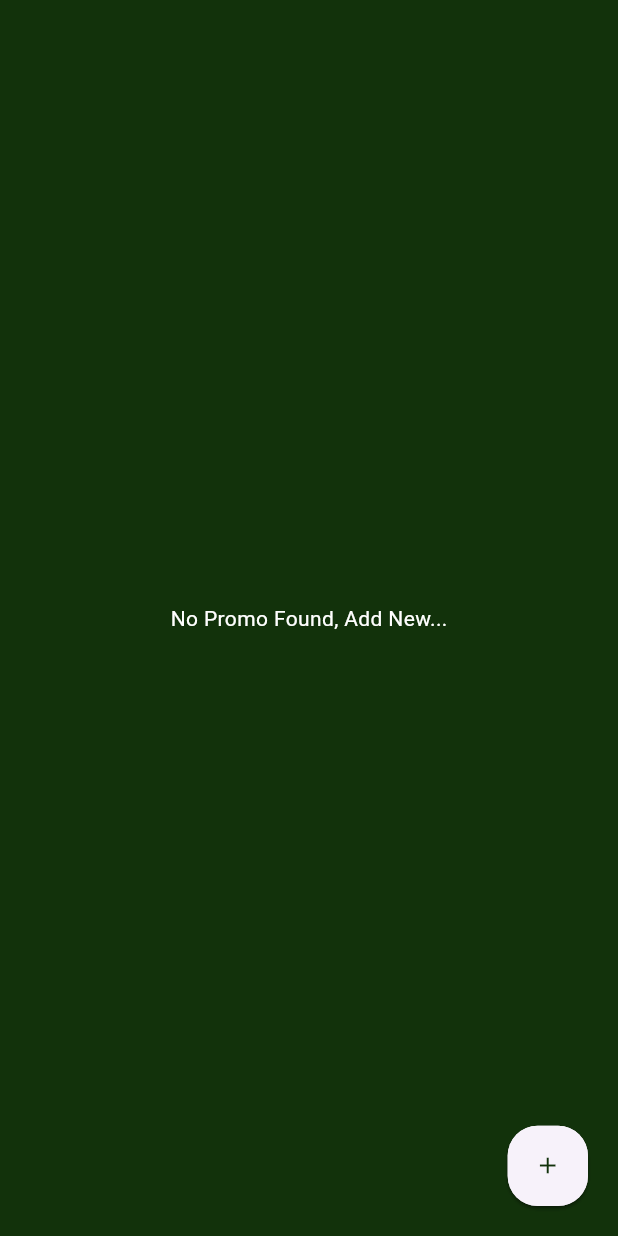
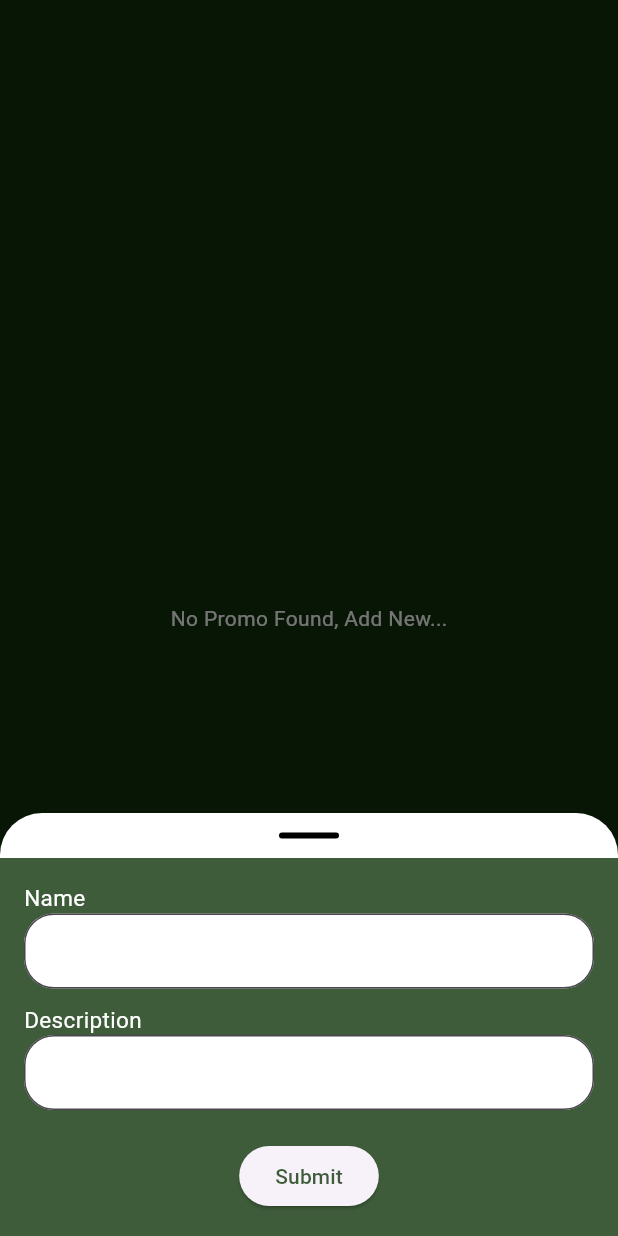
Before and after one commit to AyoubSet/halaqat, a Flutter app: the screen it shows after launch, after a tap on the "add" icon, on a phone screen of 412 x 824 dp. Run offline on Flutter 3.47's test engine with Material 3 defaults, Android fonts, the light colour scheme and no system bars.

Commit message:
Add Promo Button and Promo Creation Form

```diff
--- a/lib/views/promo_selection/components/add_promo_button.dart
+++ b/lib/views/promo_selection/components/add_promo_button.dart
@@ -1,4 +1,8 @@
 import 'package:flutter/material.dart';
+import 'package:halaqat/views/promo_selection/components/desciprion_field.dart';
+import 'package:halaqat/views/promo_selection/components/drag_handle.dart';
+import 'package:halaqat/views/promo_selection/components/name_field.dart';
+import 'package:halaqat/views/promo_selection/components/submit_new_promo_button.dart';
 
 class AddPromoButton extends StatelessWidget {
   const AddPromoButton({super.key});
@@ -31,7 +35,44 @@ class AddPromoButton extends StatelessWidget {
                     borderRadius: BorderRadius.circular(20)),
                 padding: EdgeInsets.zero,
               ),
-              onPressed: () {},
+              onPressed: () {
+                showModalBottomSheet(
+                  isScrollControlled: true,
+                  elevation: 1,
+                  context: context,
+                  backgroundColor: Colors.white,
+                  builder: (context) => Padding(
+                    padding: EdgeInsets.only(
+                      bottom: MediaQuery.of(context).viewInsets.bottom,
+                    ),
+                    child: SingleChildScrollView(
+                      child: Column(
+                        mainAxisSize: MainAxisSize.min,
+                        children: [
+                          DragHandle(),
+                          Container(
+                            padding: EdgeInsets.all(16),
+                            decoration: BoxDecoration(
+                              color: Color.fromARGB(255, 62, 92, 58),
+                            ),
+                            child: Column(
+                              mainAxisSize: MainAxisSize.min,
+                              crossAxisAlignment: CrossAxisAlignment.start,
+                              children: [
+                                NameField(),
+                                SizedBox(height: 10),
+                                DesciprionField(),
+                                SizedBox(height: 20),
+                                SubmitNewPromoButton()
+                              ],
+                            ),
+                          ),
+                        ],
+                      ),
+                    ),
+                  ),
+                );
+              },
               child: Center(
                 child: Icon(
                   Icons.add,
--- /dev/null
+++ b/lib/views/promo_selection/components/desciprion_field.dart
@@ -0,0 +1,32 @@
+import 'package:flutter/material.dart';
+
+class DesciprionField extends StatelessWidget {
+  const DesciprionField({super.key});
+
+  @override
+  Widget build(BuildContext context) {
+    return Column(
+      mainAxisSize: MainAxisSize.min, // Ensures it only takes needed height
+      crossAxisAlignment: CrossAxisAlignment.start,
+      children: [
+        Text(
+          'Description',
+          style: TextStyle(
+            color: Colors.white,
+            fontSize: 15,
+          ),
+        ),
+        SizedBox(
+          height: 50,
+          child: TextField(
+            decoration: InputDecoration(
+              filled: true,
+              fillColor: Colors.white,
+              border: OutlineInputBorder(borderRadius: BorderRadius.circular(20)),
+            ),
+          ),
+        ),
+      ],
+    );
+  }
+}
--- /dev/null
+++ b/lib/views/promo_selection/components/drag_handle.dart
@@ -0,0 +1,20 @@
+import 'package:flutter/material.dart';
+
+class DragHandle extends StatelessWidget {
+  const DragHandle({super.key});
+
+  @override
+  Widget build(BuildContext context) {
+    return SizedBox(
+      height: 30,
+      child: Center(
+        child: Container(
+          height: 4,
+          width: 40,
+          decoration: BoxDecoration(
+              color: Colors.black, borderRadius: BorderRadius.circular(20)),
+        ),
+      ),
+    );
+  }
+}
--- /dev/null
+++ b/lib/views/promo_selection/components/name_field.dart
@@ -0,0 +1,32 @@
+import 'package:flutter/material.dart';
+
+class NameField extends StatelessWidget {
+  const NameField({super.key});
+
+  @override
+  Widget build(BuildContext context) {
+    return Column(
+      mainAxisSize: MainAxisSize.min, // Ensures it only takes needed height
+      crossAxisAlignment: CrossAxisAlignment.start,
+      children: [
+        Text(
+          'Name',
+          style: TextStyle(
+            color: Colors.white,
+            fontSize: 15,
+          ),
+        ),
+        SizedBox(
+          height: 50,
+          child: TextField(
+            decoration: InputDecoration(
+              filled: true,
+              fillColor: Colors.white,
+              border: OutlineInputBorder(borderRadius: BorderRadius.circular(20)),
+            ),
+          ),
+        ),
+      ],
+    );
+  }
+}
--- /dev/null
+++ b/lib/views/promo_selection/components/submit_new_promo_button.dart
@@ -0,0 +1,20 @@
+import 'package:flutter/material.dart';
+
+class SubmitNewPromoButton extends StatelessWidget {
+  const SubmitNewPromoButton({super.key});
+
+  @override
+  Widget build(BuildContext context) {
+    return Center(
+      child: ElevatedButton(
+        onPressed: () {},
+        child: Text(
+          "Submit",
+          style: TextStyle(
+            color: Color.fromARGB(255, 62, 92, 58),
+          ),
+        ),
+      ),
+    );
+  }
+}
```
